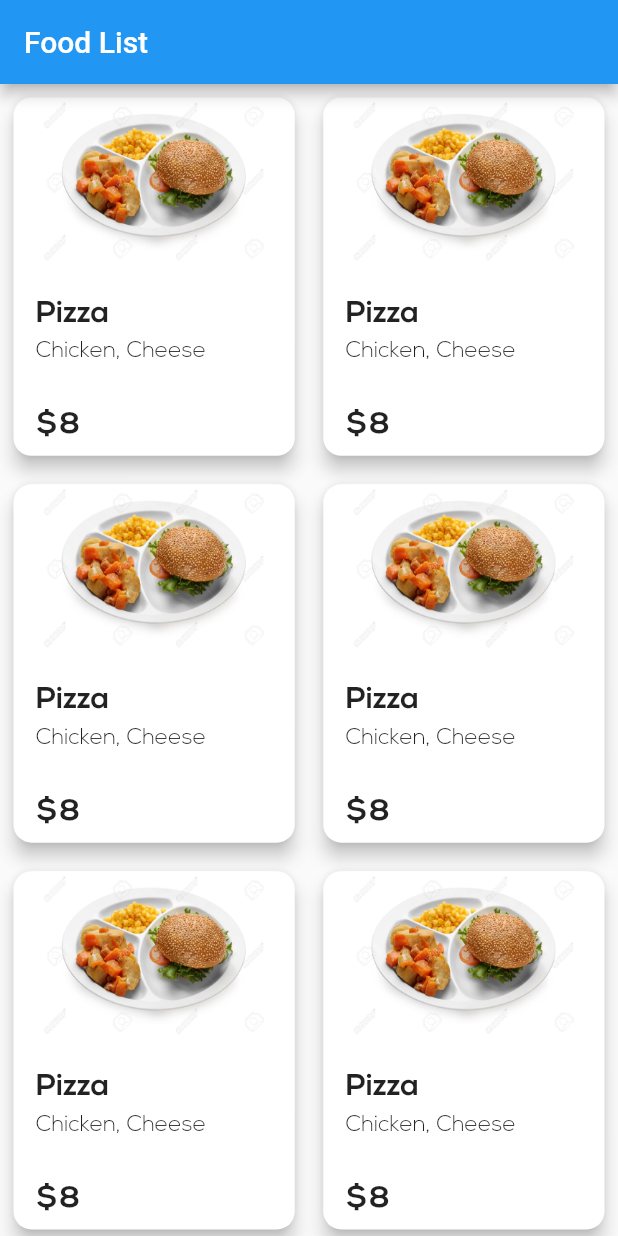
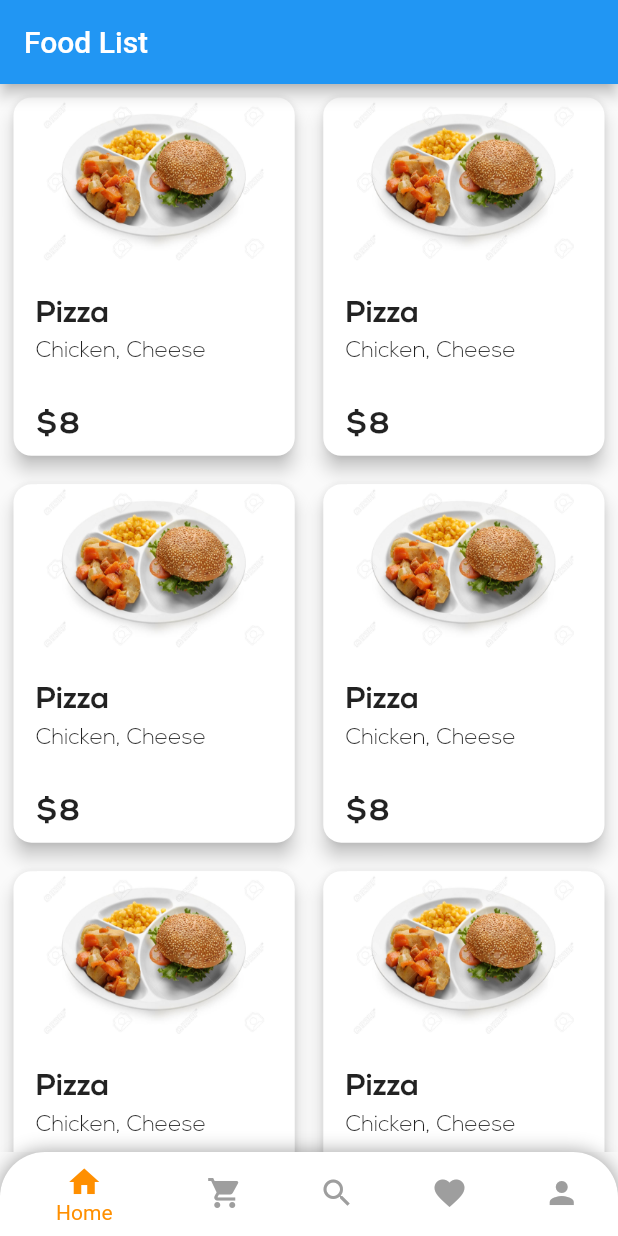
Before and after one commit to rezkyws/food-shop-flutter, a Flutter app: the screen it shows after launch, on a phone screen of 412 x 824 dp. Run offline on Flutter 3.47's test engine with Material 2 defaults, Android fonts, the phone set to English and light mode, and no system bars.

Commit message:
separate card list file and add bottom navbar

```diff
--- /dev/null
+++ b/lib/card_list.dart
@@ -0,0 +1,103 @@
+import 'package:flutter/material.dart';
+
+class CardList extends StatelessWidget {
+  @override
+  Widget build(BuildContext context) {
+    // Size screenSize = MediaQuery
+    //     .of(context)
+    //     .size;
+    // Orientation orientation = MediaQuery.of(context).orientation;
+
+    return Scaffold(
+      appBar: AppBar(
+        title: Text('Food List'),
+      ),
+      body: LayoutBuilder(
+          builder: (BuildContext context, BoxConstraints constraints) {
+            // if (constraints.maxWidth < 900) {
+            return GridView.count(
+              crossAxisCount: 2,
+              childAspectRatio: 0.80,
+              mainAxisSpacing: 1.0,
+              crossAxisSpacing: 1.0,
+              children: _generateContainers(),
+            );
+          }
+        // },
+      ),
+    );
+  }
+  List<Widget> _generateContainers() {
+    return List<Widget>.generate(20, (index) {
+      return Container(
+        padding: EdgeInsets.fromLTRB(5, 5, 5, 5),
+        // height: 220,
+        // width: double.maxFinite,
+        child: Stack(
+          children: <Widget>[
+            Align(
+              // alignment: Alignment.centerRight,
+              child: Stack(
+                children: <Widget>[
+                  Card(
+                    // semanticContainer: true,
+                    child: Stack(
+                      children: [
+                        Align(
+                          alignment: Alignment.topCenter,
+                          child: Padding(
+                            padding: const EdgeInsets.only(bottom: 130),
+                            child: ClipRRect(
+                              borderRadius: BorderRadius.circular(10),
+                              child: Image.asset('images/burger.jpg', height: 300, width: 250,),
+                            ),
+                          ),
+                        ),
+                        Padding(
+                          padding: const EdgeInsets.only(top: 50, left: 15),
+                          child: Align(
+                            alignment: Alignment.centerLeft,
+                            child: Text(
+                              'Pizza',
+                              style: TextStyle(fontFamily: 'Nexa', fontSize: 20, fontWeight: FontWeight.bold),
+                            ),
+                          ),
+                        ),
+                        Padding(
+                          padding: const EdgeInsets.only(top: 100, left: 15),
+                          child: Align(
+                            alignment: Alignment.centerLeft,
+                            child: Text(
+                              'Chicken, Cheese',
+                              style: TextStyle(fontFamily: 'Nexa', fontSize: 15, fontStyle: FontStyle.normal),
+                            ),
+                          ),
+                        ),
+                        Padding(
+                          padding: const EdgeInsets.only(bottom: 10, left: 15),
+                          child: Align(
+                            alignment: Alignment.bottomLeft,
+                            child: Text(
+                              '\$\8',
+                              style: TextStyle(fontFamily: 'Nexa', fontSize: 20, fontWeight: FontWeight.bold),
+                            ),
+                          ),
+                        ),
+                      ],
+                    ),
+                    // clipBehavior: Clip.antiAliasWithSaveLayer,
+                    shape: RoundedRectangleBorder(
+                        borderRadius: BorderRadius.circular(12.0)
+                    ),
+                    elevation: 5,
+                    // margin: EdgeInsets.all(10),
+                  ),
+                ],
+              ),
+            ),
+          ],
+        ),
+      );
+    });
+  }
+}
--- a/lib/main_screen.dart
+++ b/lib/main_screen.dart
@@ -1,104 +1,124 @@
+import 'package:flutter/cupertino.dart';
 import 'package:flutter/material.dart';
 import 'package:flutter/rendering.dart';
+import 'package:submission/card_list.dart';
 
+/// This is the main application widget.
 class MainScreen extends StatelessWidget {
+  const MainScreen({Key? key}) : super(key: key);
+
+  static const String _title = 'Food List';
+
   @override
   Widget build(BuildContext context) {
-    // Size screenSize = MediaQuery
-    //     .of(context)
-    //     .size;
-    // Orientation orientation = MediaQuery.of(context).orientation;
-
-    return Scaffold(
-      appBar: AppBar(
-        title: Text('Food List'),
-      ),
-      body: LayoutBuilder(
-        builder: (BuildContext context, BoxConstraints constraints) {
-          // if (constraints.maxWidth < 900) {
-            return GridView.count(
-              crossAxisCount: 2,
-              childAspectRatio: 0.80,
-              mainAxisSpacing: 1.0,
-              crossAxisSpacing: 1.0,
-              children: _generateContainers(),
-            );
-          }
-        // },
-      ),
+    return const MaterialApp(
+      title: _title,
+      home: BottomNav(),
     );
   }
-    List<Widget> _generateContainers() {
-      return List<Widget>.generate(20, (index) {
-        return Container(
-          padding: EdgeInsets.fromLTRB(5, 5, 5, 5),
-          // height: 220,
-          // width: double.maxFinite,
-          child: Stack(
-            children: <Widget>[
-              Align(
-                // alignment: Alignment.centerRight,
-                child: Stack(
-                  children: <Widget>[
-                    Card(
-                      // semanticContainer: true,
-                      child: Stack(
-                        children: [
-                          Align(
-                            alignment: Alignment.topCenter,
-                            child: Padding(
-                              padding: const EdgeInsets.only(bottom: 130),
-                              child: ClipRRect(
-                                borderRadius: BorderRadius.circular(10),
-                                child: Image.asset('images/burger.jpg', height: 300, width: 250,),
-                              ),
-                            ),
-                          ),
-                          Padding(
-                            padding: const EdgeInsets.only(top: 50, left: 15),
-                            child: Align(
-                              alignment: Alignment.centerLeft,
-                              child: Text(
-                                'Pizza',
-                                style: TextStyle(fontFamily: 'Nexa', fontSize: 20, fontWeight: FontWeight.bold),
-                              ),
-                            ),
-                          ),
-                          Padding(
-                            padding: const EdgeInsets.only(top: 100, left: 15),
-                            child: Align(
-                              alignment: Alignment.centerLeft,
-                              child: Text(
-                                'Chicken, Cheese',
-                                style: TextStyle(fontFamily: 'Nexa', fontSize: 15, fontStyle: FontStyle.normal),
-                              ),
-                            ),
-                          ),
-                          Padding(
-                            padding: const EdgeInsets.only(bottom: 10, left: 15),
-                            child: Align(
-                              alignment: Alignment.bottomLeft,
-                              child: Text(
-                                '\$\8',
-                                style: TextStyle(fontFamily: 'Nexa', fontSize: 20, fontWeight: FontWeight.bold),
-                              ),
-                            ),
-                          ),
-                        ],
-                      ),
-                      // clipBehavior: Clip.antiAliasWithSaveLayer,
-                      shape: RoundedRectangleBorder(
-                          borderRadius: BorderRadius.circular(12.0)
-                      ),
-                      elevation: 5,
-                      // margin: EdgeInsets.all(10),
-                    ),
-                  ],
+}
+
+class BottomNav extends StatefulWidget {
+  const BottomNav({Key? key}) : super(key: key);
+
+  @override
+  State<BottomNav> createState() => _BottomNavState();
+  // _BottomNavState createState() => _BottomNavState();
+}
+
+class _BottomNavState extends State<BottomNav> {
+  int _selectedNavBar = 0;
+  static const TextStyle optionStyle = TextStyle(fontSize: 30, fontWeight: FontWeight.bold);
+  final List<Widget> _widgetOptions = <Widget>[
+    // Text(
+    //   'Index 0: Home',
+    //   style: optionStyle,
+    // ),
+    CardList(),
+    Text(
+      'Index 1: Cart',
+      style: optionStyle,
+    ),
+    Text(
+      'Index 2: Search',
+      style: optionStyle,
+    ),
+    Text(
+      'Index 3: Favourite',
+      style: optionStyle,
+    ),
+    Text(
+      'Index 4: Account',
+      style: optionStyle,
+    ),
+  ];
+
+  void _onItemTapped(int index) {
+    setState(() {
+      _selectedNavBar = index;
+    });
+  }
+
+  @override
+  Widget build(BuildContext context) {
+    return Scaffold(
+      body: Center(
+        child: _widgetOptions.elementAt(_selectedNavBar),
+      ),
+      bottomNavigationBar: Container(
+        decoration: BoxDecoration(
+          borderRadius: BorderRadius.only(
+              topRight: Radius.circular(30), topLeft: Radius.circular(30)),
+          boxShadow: [
+            BoxShadow(color: Colors.black38, spreadRadius: 0, blurRadius: 10),
+          ],
+        ),
+        child: ClipRRect(
+          borderRadius: BorderRadius.only(
+            topLeft: Radius.circular(30.0),
+            topRight: Radius.circular(30.0),
+          ),
+          child: new Theme(
+            data: Theme.of(context).copyWith(
+              // sets the background color of the `BottomNavigationBar`
+                canvasColor: Colors.white,
+                // sets the active color of the `BottomNavigationBar` if `Brightness` is light
+                primaryColor: Colors.red,
+                textTheme: Theme
+                    .of(context)
+                    .textTheme
+                    .copyWith(caption: new TextStyle(color: Colors.yellow))), // sets the inactive color of the `BottomNavigationBar`
+            child: new BottomNavigationBar(
+              items: const <BottomNavigationBarItem>[
+                BottomNavigationBarItem(
+                  icon: Icon(Icons.home),
+                  label: 'Home',
                 ),
-              ),
-            ],
+                BottomNavigationBarItem(
+                  icon: Icon(Icons.shopping_cart),
+                  label: 'Cart',
+                ),
+                BottomNavigationBarItem(
+                  icon: Icon(Icons.search),
+                  label: 'Search',
+                ),
+                BottomNavigationBarItem(
+                  icon: Icon(Icons.favorite),
+                  label: 'Favourite',
+                ),
+                BottomNavigationBarItem(
+                  icon: Icon(Icons.person),
+                  label: 'Account',
+                ),
+              ],
+              currentIndex: _selectedNavBar,
+              selectedItemColor: Colors.amber[800],
+              unselectedItemColor: Colors.grey,
+              onTap: _onItemTapped,
+            ),
           ),
-        );
-      });
-    }
+        )
+      )
+    );
+  }
 }
```
